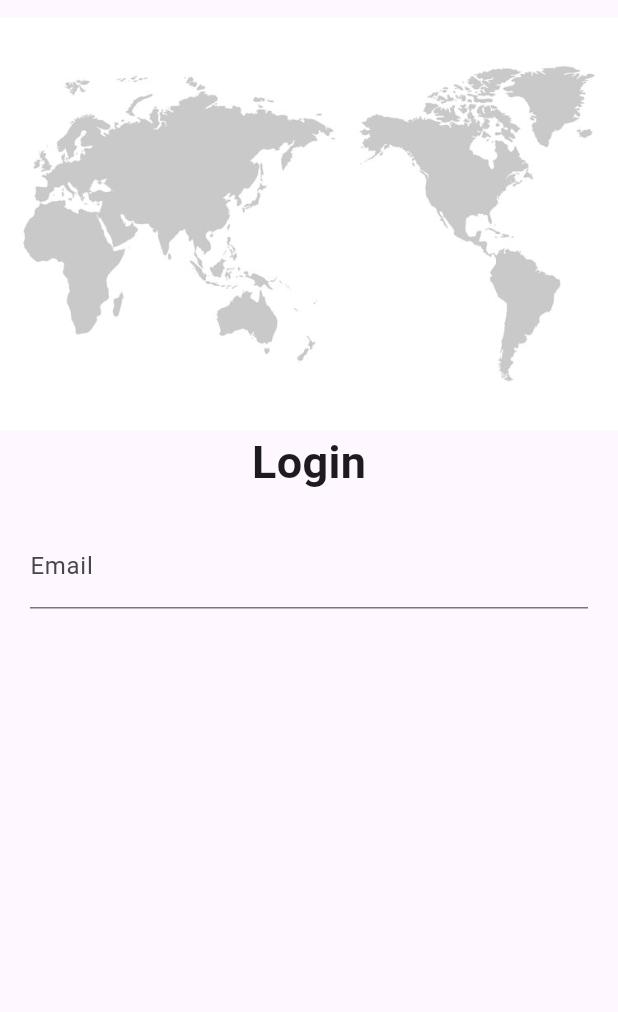
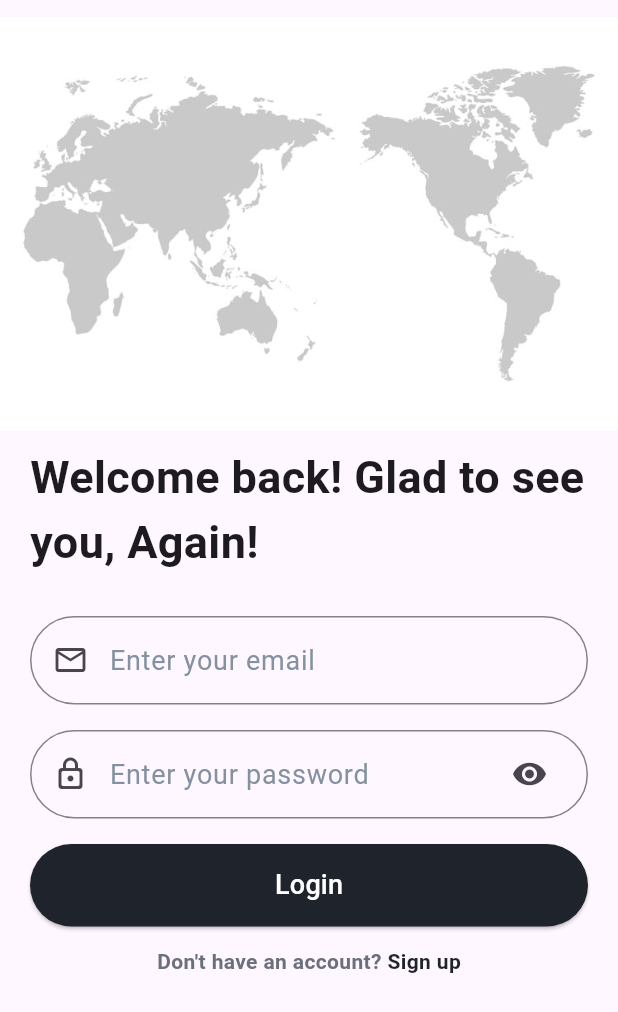
Before and after one commit to Kanan302/translator-app, a Flutter app: the screen it shows after launch, on a phone screen of 412 x 824 dp. Shown: the top 1012 px of the screen. Run offline on Flutter 3.47's test engine with Material 3 defaults, Android fonts, the phone set to English and light mode, and no system bars; our stand-ins replace flutter_svg; project files that could hold a hidden picture were left out.

Commit message:
added login page

```diff
--- a/lib/core/constants/routes.dart
+++ b/lib/core/constants/routes.dart
@@ -1,6 +1,7 @@
 enum Routes {
   splash(path: '/splash'),
-  login(path: '/login');
+  login(path: '/login'),
+  register(path: '/register');
 
   const Routes ({required this.path});
   final String path;
--- a/lib/main.dart
+++ b/lib/main.dart
@@ -1,6 +1,7 @@
 import 'package:flutter/material.dart';
 import 'package:translator_app/core/constants/routes.dart';
 import 'package:translator_app/pages/login.dart';
+import 'package:translator_app/pages/register.dart';
 import 'package:translator_app/pages/splash.dart';
 
 void main() {
@@ -23,6 +24,7 @@ class _MyAppState extends State<MyApp> {
       routes: {
         Routes.splash.path: (context) => const SplashPage(),
         Routes.login.path: (context) => const LoginPage(),
+        Routes.register.path: (context) => const RegisterPage()
       },
     );
   }
--- a/lib/pages/login.dart
+++ b/lib/pages/login.dart
@@ -1,33 +1,99 @@
 import 'package:flutter/material.dart';
+import 'package:translator_app/core/constants/routes.dart';
+import 'package:translator_app/widgets/widget.dart';
 
-class LoginPage extends StatelessWidget {
+class LoginPage extends StatefulWidget {
   const LoginPage({super.key});
+
+  @override
+  State<LoginPage> createState() => _LoginPageState();
+}
+
+class _LoginPageState extends State<LoginPage> {
+  void _toregister() {
+    Navigator.pushNamed(context, Routes.register.path);
+  }
 
   @override
   Widget build(BuildContext context) {
     return Scaffold(
         body: SafeArea(
+      child: SingleChildScrollView(
         child: Padding(
           padding: const EdgeInsets.only(top: 12.0),
           child: Column(
             children: [
               Image.asset('lib/core/assets/worldmap.jpg'),
-            const Center(
+              const Padding(
+                padding:
+                    EdgeInsets.only(top: 10, left: 20, right: 13, bottom: 8),
+                child: Center(
                   child: Text(
-                'Login',
+                    'Welcome back! Glad to see you, Again!',
                     style: TextStyle(
                       fontWeight: FontWeight.bold,
                       fontSize: 30,
                     ),
                   ),
                 ),
+              ),
               Padding(
                 padding: const EdgeInsets.all(20),
-              child: TextFormField(
-                decoration: InputDecoration(labelText: "Email"),
+                child: Column(children: [
+                  const AppTextField(
+                    text: 'Enter your email',
+                    prefixicon: Icons.email_outlined,
+                    isPasswordType: false,
+                    suffixicon: null,
                   ),
+                  const SizedBox(
+                    height: 17,
+                  ),
+                  const AppTextField(
+                    text: 'Enter your password',
+                    prefixicon: Icons.lock_outline_rounded,
+                    isPasswordType: true,
+                    suffixicon: Icons.remove_red_eye_sharp,
+                    // validator: (value) {
+                    //   if (value!.isEmpty || value.length < 6) {
+                    //     return "Enter correct password";
+                    //   }
+                    //   return null;
+                    // },
+                  ),
+                  const SizedBox(
+                    height: 17,
+                  ),
+                  const AppButton(text: 'Login'),
+                  const SizedBox(
+                    height: 13,
+                  ),
+                  Center(
+                    child: Row(
+                      mainAxisAlignment: MainAxisAlignment.center,
+                      children: [
+                        const Text("Don't have an account? ",
+                            style: TextStyle(
+                                color: Color(0xFF6A707C),
+                                fontWeight: FontWeight.bold,
+                                fontSize: 14)),
+                        GestureDetector(
+                          onTap: _toregister,
+                          child: const Text(
+                            'Sign up',
+                            style: TextStyle(
+                                color: Color(0xFF1E232C),
+                                fontSize: 14,
+                                fontWeight: FontWeight.bold),
+                          ),
+                        )
+                      ],
+                    ),
+                  )
+                ]),
               ),
             ],
+          ),
         ),
       ),
     ));
--- /dev/null
+++ b/lib/pages/register.dart
@@ -0,0 +1,20 @@
+import 'package:flutter/material.dart';
+
+class RegisterPage extends StatefulWidget {
+  const RegisterPage({super.key});
+
+  @override
+  State<RegisterPage> createState() => _RegisterPageState();
+}
+
+class _RegisterPageState extends State<RegisterPage> {
+  @override
+  Widget build(BuildContext context) {
+    return Scaffold(
+      body: SafeArea(
+          child: Column(
+        children: [Text('RegisterPage')],
+      )),
+    );
+  }
+}
--- a/lib/pages/splash.dart
+++ b/lib/pages/splash.dart
@@ -1,6 +1,6 @@
 import 'package:flutter/material.dart';
 import 'package:flutter_svg/flutter_svg.dart';
-import 'package:translator_app/pages/login.dart';
+import 'package:translator_app/core/constants/routes.dart';
 
 class SplashPage extends StatefulWidget {
   const SplashPage({Key? key}) : super(key: key);
@@ -17,11 +17,8 @@ class _SplashPageState extends State<SplashPage> {
   }
 
   void _navigate(BuildContext context) {
-    Future.delayed(const Duration(seconds: 3), () {
-      Navigator.push(
-        context,
-        MaterialPageRoute(builder: (context) => const LoginPage()),
-      );
+    Future.delayed(const Duration(seconds: 4), () {
+      Navigator.pushNamed(context, Routes.login.path);
     });
   }
 
--- /dev/null
+++ b/lib/widgets/widget.dart
@@ -0,0 +1,100 @@
+import 'package:flutter/material.dart';
+
+// ignore_for_file: library_private_types_in_public_api
+class AppTextField extends StatefulWidget {
+  final String text;
+  final IconData prefixicon;
+  final bool isPasswordType;
+  final IconData? suffixicon;
+  final FormFieldValidator<String>? validator;
+
+  const AppTextField({
+    Key? key,
+    required this.text,
+    required this.prefixicon,
+    required this.isPasswordType,
+    this.suffixicon,
+    this.validator,
+  }) : super(key: key);
+
+  @override
+  _AppTextFieldState createState() => _AppTextFieldState();
+}
+
+class _AppTextFieldState extends State<AppTextField> {
+  bool _isObscured = true;
+
+  @override
+  Widget build(BuildContext context) {
+    return TextFormField(
+      decoration: InputDecoration(
+        hintText: widget.text,
+        hintStyle: const TextStyle(fontSize: 18, color: Color(0xFF8391A1)),
+        prefixIcon: Padding(
+          padding: const EdgeInsets.only(left: 15, right: 10),
+          child: Icon(
+            widget.prefixicon,
+          ),
+        ),
+        suffixIcon: Padding(
+          padding: const EdgeInsets.only(right: 15),
+          child: widget.suffixicon != null
+              ? IconButton(
+                  icon: Icon(widget.suffixicon),
+                  onPressed: () {
+                    _toggleObscureText();
+                  },
+                )
+              : null,
+        ),
+        focusedBorder: OutlineInputBorder(
+          borderRadius: BorderRadius.circular(30),
+          borderSide: const BorderSide(color: Color.fromARGB(197, 101, 94, 94)),
+        ),
+        enabledBorder: OutlineInputBorder(
+          borderRadius: BorderRadius.circular(30),
+          borderSide: const BorderSide(color: Color.fromARGB(197, 101, 94, 94)),
+        ),
+        errorBorder: OutlineInputBorder(
+          borderRadius: BorderRadius.circular(30),
+          borderSide: const BorderSide(color: Colors.red),
+        ),
+      ),
+      obscureText: widget.isPasswordType ? _isObscured : false,
+      obscuringCharacter: '*',
+      validator: widget.validator,
+    );
+  }
+
+  void _toggleObscureText() {
+    setState(() {
+      _isObscured = !_isObscured;
+    });
+  }
+}
+
+class AppButton extends StatefulWidget {
+  final String text;
+
+  const AppButton({required this.text, super.key});
+
+  @override
+  State<AppButton> createState() => _AppButtonState();
+}
+
+class _AppButtonState extends State<AppButton> {
+  @override
+  Widget build(BuildContext context) {
+    return ElevatedButton(
+      style: ButtonStyle(
+        backgroundColor: MaterialStateProperty.all(const Color(0xFF1E232C)),
+        minimumSize: MaterialStateProperty.all(const Size(double.infinity, 55)),
+      ),
+      onPressed: () {},
+      child: Text(
+        widget.text,
+        style: const TextStyle(color: Colors.white, fontSize: 18),
+      ),
+    );
+  }
+}
```
Lines whose indentation alone changed are shown as unchanged.
